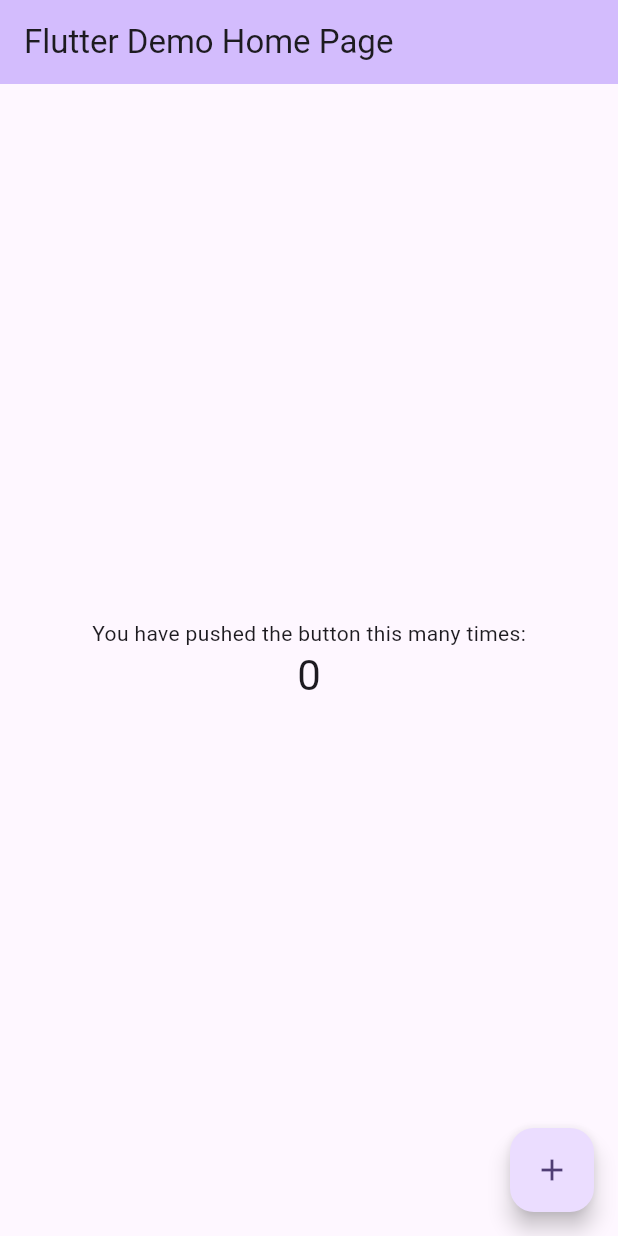
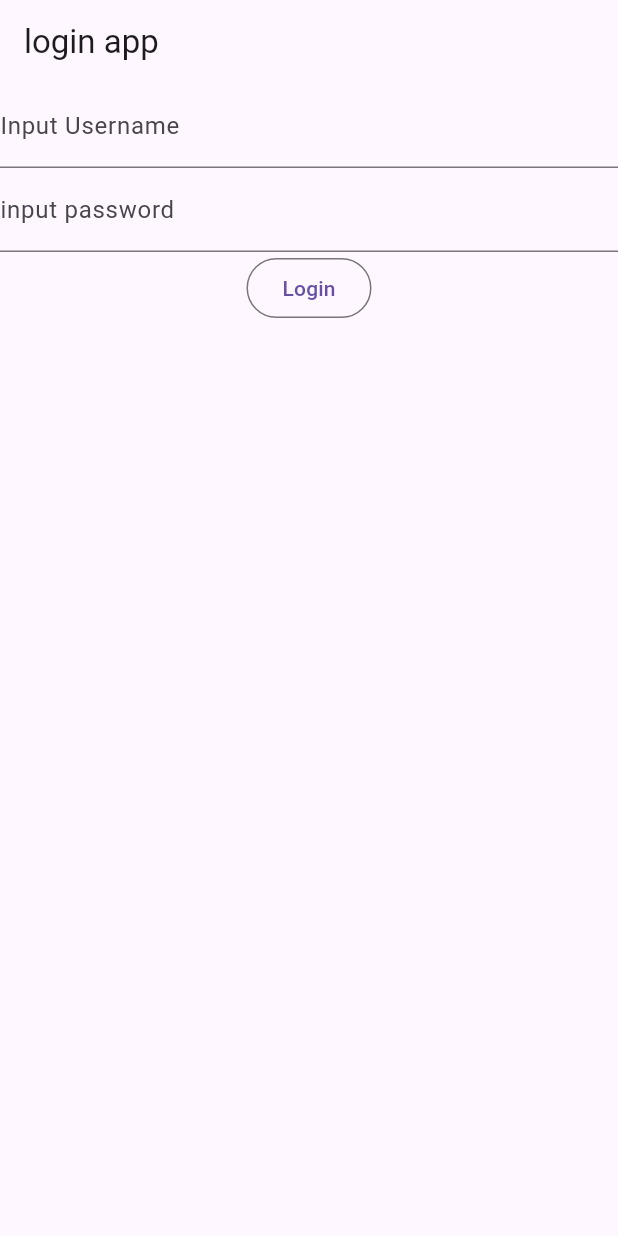
Before and after one commit to fatahhillah365-pixel/PAS_MOBILE_11PPLG3, a Flutter app: the screen it shows after launch, on a phone screen of 412 x 824 dp. Run offline on Flutter 3.47's test engine with Material 3 defaults, Android fonts, the phone set to English and light mode, and no system bars; our stand-ins replace get; missing offline and left inert: dart:ffi.

Commit message:
pas mobile

```diff
--- a/lib/Routes.dart
+++ b/lib/Routes.dart
@@ -0,0 +1,21 @@
+import 'package:get/get.dart';
+import 'package:get/state_manager.dart';
+import 'package:pas_mobile_fatah_11pplg3/pages/login_pages.dart';
+import 'package:pas_mobile_fatah_11pplg3/pages/mainmenu_pages.dart';
+import 'package:pas_mobile_fatah_11pplg3/pages/menudrawer.dart';
+import 'package:pas_mobile_fatah_11pplg3/pages/transaksipembelian.dart';
+
+class Routes {
+  static const String loginpages = "/loginpages";
+  static const String Menudrawer = "/menudrawer";
+  static const String transaksi = "/transaksi";
+  static const String mainmenu = "/mainmenu";
+
+
+  static final myPages = [
+    GetPage(name: loginpages, page: () => LoginPages()),
+    GetPage(name: Menudrawer, page: () => Menudrawerpages()),
+    GetPage(name: transaksi, page: () => Transaksipembelian()),
+    GetPage(name: mainmenu, page: () => MainmenuPages()),
+  ];
+}
--- /dev/null
+++ b/lib/controller/login_controller.dart
@@ -0,0 +1,54 @@
+import 'package:flutter/material.dart';
+import 'package:get/get.dart';
+import 'package:pas_mobile_fatah_11pplg3/Routes.dart';
+import 'package:pas_mobile_fatah_11pplg3/models/loginmodel.dart';
+import 'package:flutter/material.dart';
+import 'package:get/get.dart';
+import 'package:http/http.dart' as http;
+
+class LoginController extends GetxController {
+  TextEditingController txtUsername = TextEditingController();
+  TextEditingController txtPassword = TextEditingController();
+
+  var isloading = false.obs;
+  var loginmodel = Rxn<LoginModel>;
+
+  void login() async {
+    if (txtUsername.text.toString().isEmpty ||
+        txtPassword.text.toString().isEmpty) {
+      Get.snackbar('error', 'username dan password harus terisi');
+    } else {
+      try {
+        isloading.value = true;
+        final Url = Uri.parse("https://mediadwi.com/api/latihan/login");
+        final response = await http.post(
+          Url,
+          body: {
+            "username": txtUsername.text.toString(),
+            "password": txtPassword.text.toString(),
+          },
+        );
+        isloading.value = false;
+        if (OnTap == true) {
+          Get.offNamed(Routes.Menudrawer);
+          Get.snackbar("berhasil", "berhasil masuk");
+        } else {
+          Get.snackbar("gagal", "gagal masuk");
+        }
+        // if (response.statusCode == 200) {
+        //   // LoginModel.value = loginModelFromJson(response.body);
+        //   // if (LoginModel.value.status == true) {
+        //   //   Get.snackbar("berhasil", LoginModel.value!.message.toString());
+        //   //   Get.offNamed(Routes.Menudrawer);
+        //   // } else {
+        //   //   Get.snackbar("gagal", LoginModel.value!.message.toString());
+        //   // }
+        // } else {
+        //   Get.snackbar("gagal", "cek internet connection");
+        // }
+      } catch (e) {
+        Get.snackbar("gagal", e.toString());
+      }
+    }
+  }
+}
--- a/lib/main.dart
+++ b/lib/main.dart
@@ -1,4 +1,7 @@
+import 'package:pas_mobile_fatah_11pplg3/Routes.dart';
 import 'package:flutter/material.dart';
+import 'package:get/get.dart';
+import 'package:pas_mobile_fatah_11pplg3/Routes.dart';
 
 void main() {
   runApp(const MyApp());
@@ -7,116 +10,12 @@ void main() {
 class MyApp extends StatelessWidget {
   const MyApp({super.key});
 
-  // This widget is the root of your application.
   @override
   Widget build(BuildContext context) {
-    return MaterialApp(
-      title: 'Tes',
-      theme: ThemeData(
-        // This is the theme of your application.
-        //
-        // TRY THIS: Try running your application with "flutter run". You'll see
-        // the application has a purple toolbar. Then, without quitting the app,
-        // try changing the seedColor in the colorScheme below to Colors.green
-        // and then invoke "hot reload" (save your changes or press the "hot
-        // reload" button in a Flutter-supported IDE, or press "r" if you used
-        // the command line to start the app).
-        //
-        // Notice that the counter didn't reset back to zero; the application
-        // state is not lost during the reload. To reset the state, use hot
-        // restart instead.
-        //
-        // This works for code too, not just values: Most code changes can be
-        // tested with just a hot reload.
-        colorScheme: .fromSeed(seedColor: Colors.deepPurple),
-      ),
-      home: const MyHomePage(title: 'Flutter Demo Home Page'),
+    return GetMaterialApp(
+      title: "Belajar Flutter PPLG 3",
+      initialRoute: Routes.loginpages,
+      getPages: Routes.myPages,
     );
   }
 }
-
-class MyHomePage extends StatefulWidget {
-  const MyHomePage({super.key, required this.title});
-
-  // This widget is the home page of your application. It is stateful, meaning
-  // that it has a State object (defined below) that contains fields that affect
-  // how it looks.
-
-  // This class is the configuration for the state. It holds the values (in this
-  // case the title) provided by the parent (in this case the App widget) and
-  // used by the build method of the State. Fields in a Widget subclass are
-  // always marked "final".
-
-  final String title;
-
-  @override
-  State<MyHomePage> createState() => _MyHomePageState();
-}
-
-class _MyHomePageState extends State<MyHomePage> {
-  int _counter = 0;
-
-  void _incrementCounter() {
-    setState(() {
-      // This call to setState tells the Flutter framework that something has
-      // changed in this State, which causes it to rerun the build method below
-      // so that the display can reflect the updated values. If we changed
-      // _counter without calling setState(), then the build method would not be
-      // called again, and so nothing would appear to happen.
-      _counter++;
-    });
-  }
-
-  @override
-  Widget build(BuildContext context) {
-    // This method is rerun every time setState is called, for instance as done
-    // by the _incrementCounter method above.
-    //
-    // The Flutter framework has been optimized to make rerunning build methods
-    // fast, so that you can just rebuild anything that needs updating rather
-    // than having to individually change instances of widgets.
-    return Scaffold(
-      appBar: AppBar(
-        // TRY THIS: Try changing the color here to a specific color (to
-        // Colors.amber, perhaps?) and trigger a hot reload to see the AppBar
-        // change color while the other colors stay the same.
-        backgroundColor: Theme.of(context).colorScheme.inversePrimary,
-        // Here we take the value from the MyHomePage object that was created by
-        // the App.build method, and use it to set our appbar title.
-        title: Text(widget.title),
-      ),
-      body: Center(
-        // Center is a layout widget. It takes a single child and positions it
-        // in the middle of the parent.
-        child: Column(
-          // Column is also a layout widget. It takes a list of children and
-          // arranges them vertically. By default, it sizes itself to fit its
-          // children horizontally, and tries to be as tall as its parent.
-          //
-          // Column has various properties to control how it sizes itself and
-          // how it positions its children. Here we use mainAxisAlignment to
-          // center the children vertically; the main axis here is the vertical
-          // axis because Columns are vertical (the cross axis would be
-          // horizontal).
-          //
-          // TRY THIS: Invoke "debug painting" (choose the "Toggle Debug Paint"
-          // action in the IDE, or press "p" in the console), to see the
-          // wireframe for each widget.
-          mainAxisAlignment: .center,
-          children: [
-            const Text('You have pushed the button this many times:'),
-            Text(
-              '$_counter',
-              style: Theme.of(context).textTheme.headlineMedium,
-            ),
-          ],
-        ),
-      ),
-      floatingActionButton: FloatingActionButton(
-        onPressed: _incrementCounter,
-        tooltip: 'Increment',
-        child: const Icon(Icons.add),
-      ),
-    );
-  }
-}
--- /dev/null
+++ b/lib/models/loginmodel.dart
@@ -0,0 +1,25 @@
+import 'dart:convert';
+
+LoginModel loginModelFromJson(String str) => LoginModel.fromJson(json.decode(str));
+
+String loginModelToJson(LoginModel data) => json.encode(data.toJson());
+
+class LoginModel {
+    final bool status;
+    final String message;
+
+    LoginModel({
+        required this.status,
+        required this.message,
+    });
+
+    factory LoginModel.fromJson(Map<String, dynamic> json) => LoginModel(
+        status: json["status"],
+        message: json["message"],
+    );
+
+    Map<String, dynamic> toJson() => {
+        "status": status,
+        "message": message,
+    };
+}
--- /dev/null
+++ b/lib/pages/login_pages.dart
@@ -0,0 +1,36 @@
+import 'package:flutter/material.dart';
+import 'package:get/get.dart';
+import 'package:get/state_manager.dart';
+import 'package:pas_mobile_fatah_11pplg3/controller/login_controller.dart';
+
+class LoginPages extends StatelessWidget {
+  LoginPages({super.key});
+  final controller = Get.put(LoginController());
+
+  @override
+  Widget build(BuildContext context) {
+    return Scaffold(
+      appBar: AppBar(title: Text("login app")),
+      body: Center(
+        child: Column(
+          children: [
+            TextField(
+              controller: controller.txtUsername,
+              decoration: InputDecoration(label: Text("Input Username")),
+            ),
+            TextField(
+              controller: controller.txtPassword,
+              decoration: InputDecoration(label: Text("input password ")),
+            ),
+            OutlinedButton(
+              onPressed: () {
+                controller.login();
+              },
+              child: Text("Login"),
+            ),
+          ],
+        ),
+      ),
+    );
+  }
+}
--- a/pubspec.yaml
+++ b/pubspec.yaml
@@ -59,6 +59,9 @@ flutter:
   # the material Icons class.
   uses-material-design: true
 
+  assets:
+    - lib/gambar/
+
   # To add assets to your application, add an assets section, like this:
   # assets:
   #   - images/a_dot_burr.jpeg
```
Also changed, not shown: lib/controller/featcontroller.dart (added, +47 -0 lines), lib/controller/mainmenucontroller.dart (added, +15 -0 lines), lib/controller/menudrawercontroller.dart (added, +15 -0 lines), lib/controller/produkcontroller.dart (added, +45 -0 lines), lib/controller/transaksicontroller.dart (added, +27 -0 lines), lib/menu/feat.dart (added, +12 -0 lines), lib/menu/home.dart (added, +55 -0 lines), lib/menu/profile.dart (added, +105 -0 lines), lib/models/featmodel.dart (added, +48 -0 lines), lib/models/produkmodel.dart (added, +14 -0 lines), lib/pages/mainmenu_pages.dart (added, +40 -0 lines), lib/pages/menudrawer.dart (added, +12 -0 lines), lib/pages/transaksipembelian.dart (added, +50 -0 lines).
